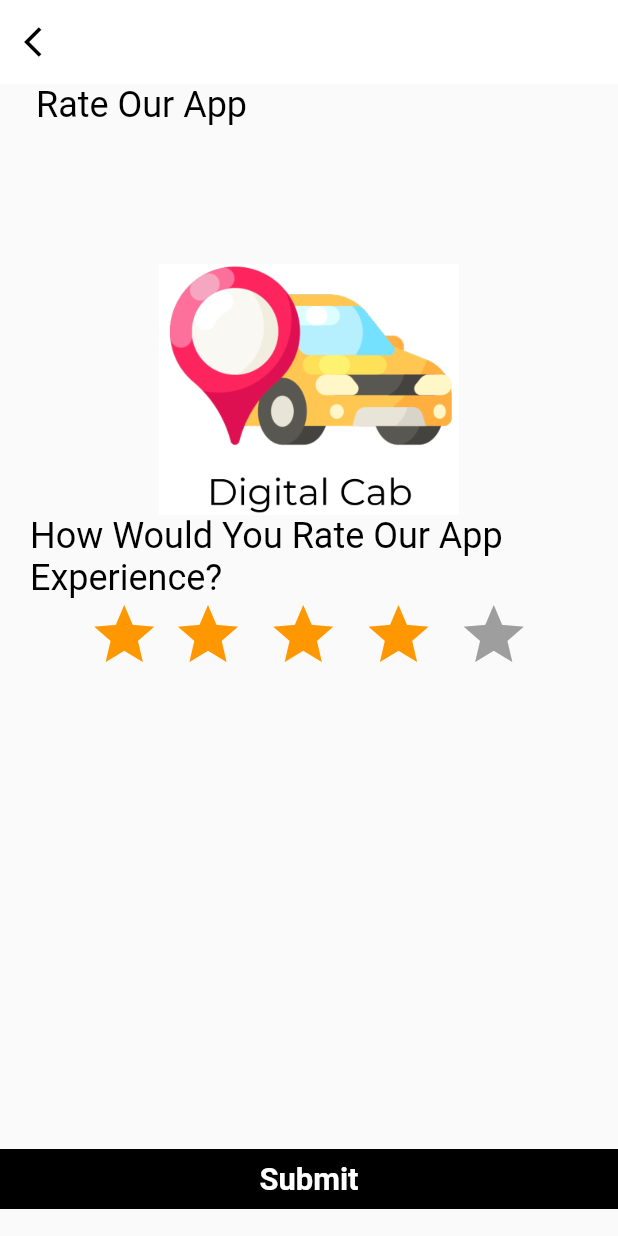
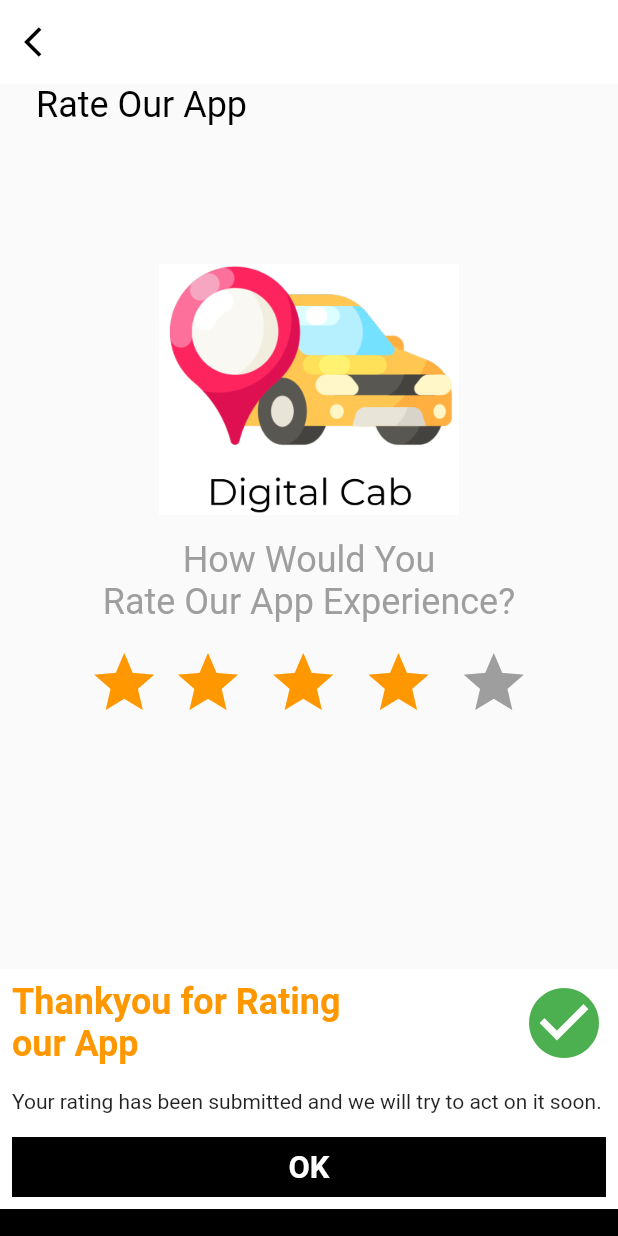
Before and after one commit to mazud21/digitalcab, a Flutter app: the screen it shows after launch, on a phone screen of 412 x 824 dp. Run offline on Flutter 3.47's test engine with Material 2 defaults, Android fonts, the phone set to English and light mode, and no system bars; our stand-ins replace sizer.

```diff
--- a/lib/page/phoneNumber.dart
+++ b/lib/page/phoneNumber.dart
@@ -263,13 +263,13 @@ class _EnterPhoneNumberState extends State<EnterPhoneNumber> {
   }
 }
 
-class PleaseWait extends StatefulWidget {
+class Otp extends StatefulWidget {
 
   @override
-  _PleaseWaitState createState() => _PleaseWaitState();
+  _OtpState createState() => _OtpState();
 }
 
-class _PleaseWaitState extends State<PleaseWait> {
+class _OtpState extends State<Otp> {
   @override
   Widget build(BuildContext context) {
     return Scaffold(
--- a/lib/page/profile.dart
+++ b/lib/page/profile.dart
@@ -523,7 +523,7 @@ class _UpdateNumberState extends State<UpdateNumber> {
           Positioned(
             bottom: 18,
             child: Visibility(
-              visible: true,
+              visible: false,
               child: Container(
                 width: MediaQuery.of(context).size.width * 1,
                 padding: EdgeInsets.all(8),
--- a/lib/page/rate_us.dart
+++ b/lib/page/rate_us.dart
@@ -33,8 +33,14 @@ class _RateUsState extends State<RateUs> {
                 Center(
                   child: Image.asset('assets/images/1.png', width: 200,),
                 ),
+                SizedBox(
+                  height: 16,
+                ),
                 Center(
-                  child: Text('How Would You Rate Our App Experience?', style: TextStyle(fontSize: 24, color: Colors.black),),
+                  child: Text('How Would You \nRate Our App Experience?', style: TextStyle(fontSize: 24, color: Colors.grey),textAlign: TextAlign.center,),
+                ),
+                SizedBox(
+                  height: 16,
                 ),
                 Center(
                   child: Row(
@@ -60,9 +66,10 @@ class _RateUsState extends State<RateUs> {
             ),
           ),
           Positioned(
-            bottom: 18,
+            bottom: 0,
             child: Container(
               width: MediaQuery.of(context).size.width * 1,
+              height: 60,
               padding: EdgeInsets.fromLTRB(8, 8, 8, 8),
               color: Colors.black,
               child: Align(
@@ -79,7 +86,7 @@ class _RateUsState extends State<RateUs> {
           Positioned(
             bottom: 18,
             child: Visibility(
-              visible: false,
+              visible: true,
               child: Container(
                 width: MediaQuery.of(context).size.width * 1,
                 padding: EdgeInsets.all(8),
```
